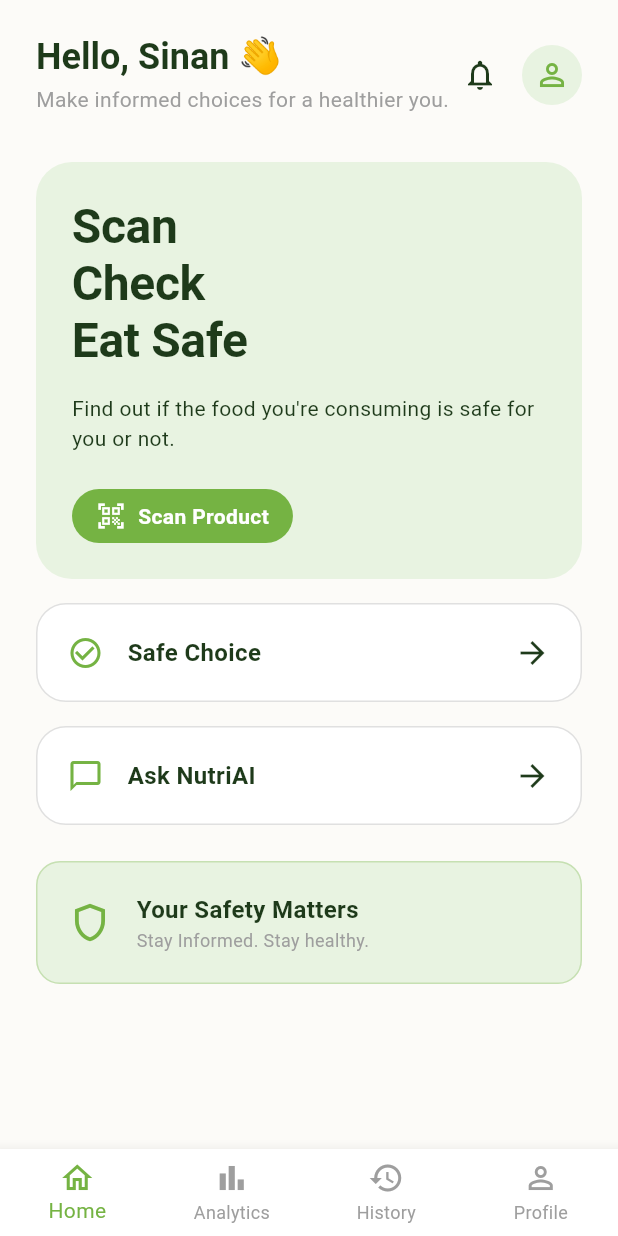
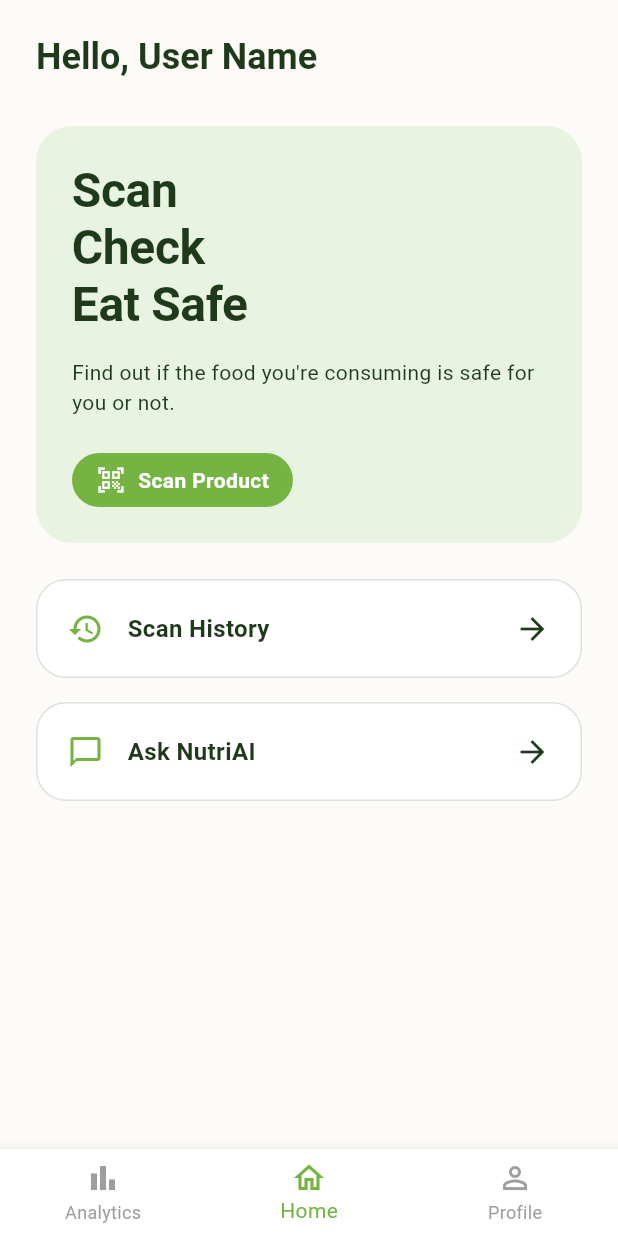
Before and after one commit to safebitemp2026/Safe-Bite, a Flutter app: the HomeScreen screen opened by its route, on a phone screen of 412 x 824 dp. Run offline on Flutter 3.47's test engine with Material 3 defaults, Android fonts, the phone set to English and light mode, and no system bars.

Commit message:
changes in home screen

```diff
--- a/app/lib/screens/home.dart
+++ b/app/lib/screens/home.dart
@@ -2,7 +2,6 @@ import 'package:flutter/material.dart';
 import '../theme.dart';
 import '../widgets/bottom_nav.dart';
 import 'scan_result.dart';
-import 'safe_choice.dart';
 import 'ai_assistant.dart';
 import 'analytics.dart';
 import 'profile.dart';
@@ -16,12 +15,11 @@ class HomeScreen extends StatefulWidget {
 }
 
 class _HomeScreenState extends State<HomeScreen> {
-  int _currentIndex = 0;
+  int _currentIndex = 1;
 
   final List<Widget> _pages = [
+    const AnalyticsScreen(),
     const HomeView(),
-    const AnalyticsScreen(),
-    const HistoryScreen(),
     const ProfileScreen(),
   ];
 
@@ -96,19 +94,7 @@ class HomeView extends StatelessWidget {
                 Column(
                   crossAxisAlignment: CrossAxisAlignment.start,
                   children: [
-                    Text('Hello, Sinan 👋', style: Theme.of(context).textTheme.displayMedium),
-                    const SizedBox(height: 4),
-                    const Text('Make informed choices for a healthier you.', style: TextStyle(color: Colors.grey)),
-                  ],
-                ),
-                Row(
-                  children: const [
-                    Icon(Icons.notifications_outlined, color: AppTheme.darkGreen),
-                    SizedBox(width: 16),
-                    CircleAvatar(
-                      backgroundColor: AppTheme.lightGreenAccent,
-                      child: Icon(Icons.person_outline, color: AppTheme.primaryGreen),
-                    )
+                    Text('Hello, User Name', style: Theme.of(context).textTheme.displayMedium),
                   ],
                 ),
               ],
@@ -153,12 +139,12 @@ class HomeView extends StatelessWidget {
                 ),
               ),
             ),
-            const SizedBox(height: 16),
+                        const SizedBox(height: 24),
             _buildCard(
               context: context,
-              title: 'Safe Choice',
-              icon: Icons.check_circle_outline,
-              onTap: () => Navigator.push(context, MaterialPageRoute(builder: (_) => const SafeChoiceScreen())),
+              title: 'Scan History',
+              icon: Icons.history,
+              onTap: () => Navigator.push(context, MaterialPageRoute(builder: (_) => const HistoryScreen())),
               color: Colors.white,
             ),
             const SizedBox(height: 16),
@@ -169,28 +155,6 @@ class HomeView extends StatelessWidget {
               onTap: () => Navigator.push(context, MaterialPageRoute(builder: (_) => const AiAssistantScreen())),
               color: Colors.white,
             ),
-            const SizedBox(height: 24),
-            Container(
-              padding: const EdgeInsets.all(20),
-              decoration: BoxDecoration(
-                color: AppTheme.lightGreenAccent,
-                borderRadius: BorderRadius.circular(16),
-                border: Border.all(color: AppTheme.primaryGreen.withValues(alpha: 0.3)),
-              ),
-              child: Row(
-                children: [
-                  const Icon(Icons.shield_outlined, color: AppTheme.primaryGreen, size: 30),
-                  const SizedBox(width: 16),
-                  Column(
-                    crossAxisAlignment: CrossAxisAlignment.start,
-                    children: const [
-                      Text('Your Safety Matters', style: TextStyle(fontWeight: FontWeight.bold, fontSize: 16)),
-                      Text('Stay Informed. Stay healthy.', style: TextStyle(color: Colors.grey, fontSize: 12)),
-                    ],
-                  ),
-                ],
-              ),
-            ),
           ],
         ),
       ),
--- a/app/lib/screens/onboarding.dart
+++ b/app/lib/screens/onboarding.dart
@@ -168,7 +168,7 @@ class _BasicDetailsScreenState extends State<BasicDetailsScreen> {
               const Text('Gender', style: TextStyle(fontWeight: FontWeight.bold)),
               const SizedBox(height: 8),
               Row(
-                children: ['Female', 'Male', 'Other'].map((g) {
+                children: ['Female', 'Male'].map((g) {
                   bool isSelected = selectedGender == g;
                   return Padding(
                     padding: const EdgeInsets.only(right: 8.0),
--- a/app/lib/screens/profile.dart
+++ b/app/lib/screens/profile.dart
@@ -30,8 +30,8 @@ class ProfileScreen extends StatelessWidget {
                 Column(
                   crossAxisAlignment: CrossAxisAlignment.start,
                   children: const [
-                    Text('Asha Menon', style: TextStyle(fontWeight: FontWeight.bold, fontSize: 18)),
-                    Text('asha@gmail.com', style: TextStyle(color: Colors.grey)),
+                    Text('User Name', style: TextStyle(fontWeight: FontWeight.bold, fontSize: 18)),
+                    Text('Users emailid', style: TextStyle(color: Colors.grey)),
                   ],
                 ),
               ],
--- a/app/lib/screens/safe_choice.dart
+++ /dev/null
@@ -1,13 +0,0 @@
-import 'package:flutter/material.dart';
-
-class SafeChoiceScreen extends StatelessWidget {
-  const SafeChoiceScreen({super.key});
-
-  @override
-  Widget build(BuildContext context) {
-    return Scaffold(
-      appBar: AppBar(title: const Text('Safe Choice')),
-      body: const Center(child: Text('Recommendations will appear here.')),
-    );
-  }
-}
--- a/app/lib/widgets/bottom_nav.dart
+++ b/app/lib/widgets/bottom_nav.dart
@@ -18,9 +18,8 @@ class BottomNav extends StatelessWidget {
       type: BottomNavigationBarType.fixed,
       backgroundColor: Colors.white,
       items: const [
+        BottomNavigationBarItem(icon: Icon(Icons.bar_chart), label: 'Analytics'),
         BottomNavigationBarItem(icon: Icon(Icons.home_outlined), label: 'Home'),
-        BottomNavigationBarItem(icon: Icon(Icons.bar_chart), label: 'Analytics'),
-        BottomNavigationBarItem(icon: Icon(Icons.history), label: 'History'),
         BottomNavigationBarItem(icon: Icon(Icons.person_outline), label: 'Profile'),
       ],
     );
```
